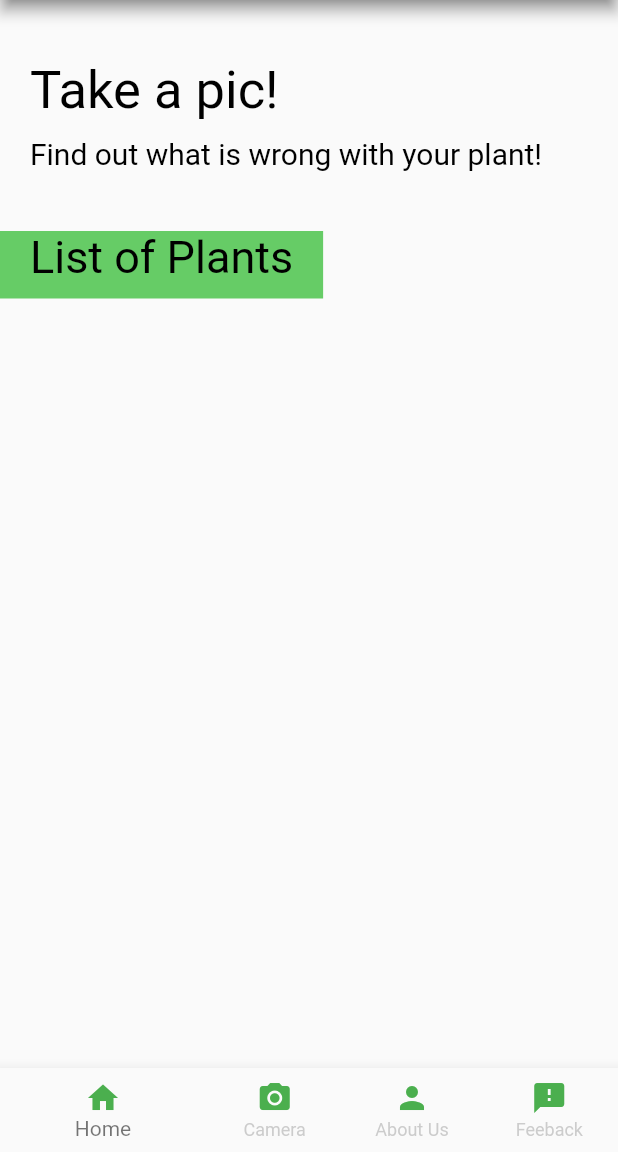
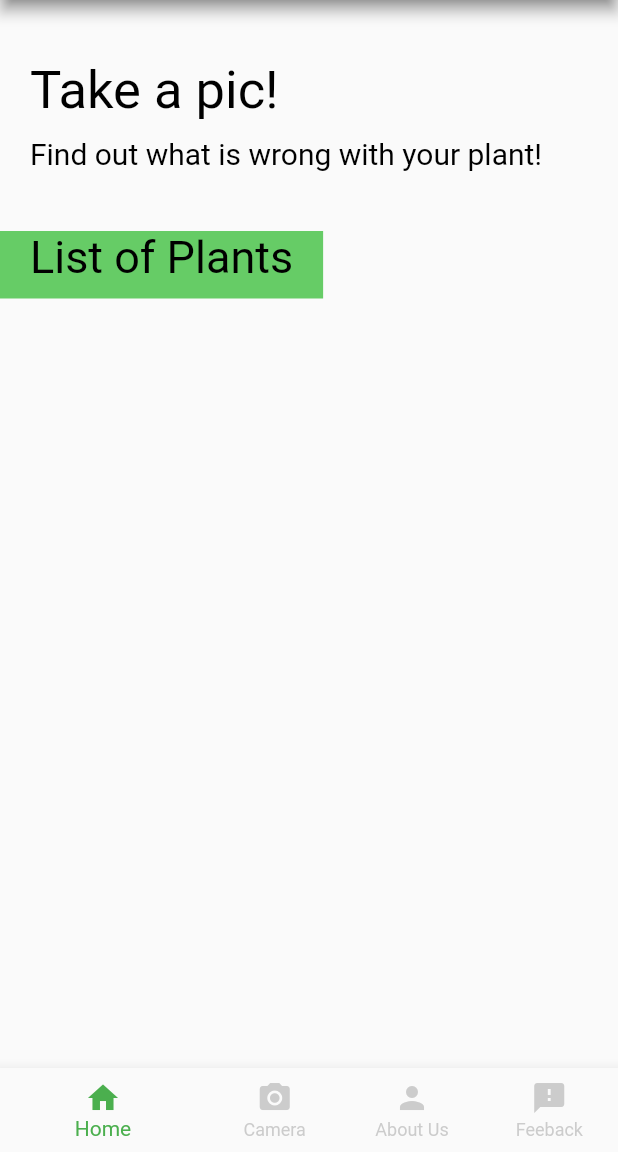
Before and after one commit to Checkerface230/picleaf_flutter, a Flutter app: the screen it shows after launch, on a phone screen of 412 x 824 dp, the part 84-1236 px from its top. Run offline on Flutter 3.47's test engine with Material 2 defaults, Android fonts, the phone set to English and light mode, and no system bars; Roboto replaces fonts that are missing (RobotoBold).

Commit message:
show selected color

```diff
--- a/lib/nav_pages/mainPage.dart
+++ b/lib/nav_pages/mainPage.dart
@@ -34,35 +34,31 @@ class _mainPageState extends State<mainPage> {
       bottomNavigationBar: BottomNavigationBar(
         onTap: onTap,
         currentIndex: currentIndex,
-        selectedItemColor: Colors.black54,
+        selectedItemColor: Color.fromARGB(255, 75, 175, 78),
         unselectedItemColor: Colors.grey.withOpacity(0.5),
         showUnselectedLabels: true,
         items: const [
           BottomNavigationBarItem(
             icon: Icon(
               Icons.home,
-              color: Color.fromARGB(255, 75, 175, 78),
             ),
             label: 'Home',
           ), //Home
           BottomNavigationBarItem(
             icon: Icon(
               Icons.camera_alt,
-              color: Color.fromARGB(255, 75, 175, 78),
             ),
             label: 'Camera',
           ),
           BottomNavigationBarItem(
             icon: Icon(
               Icons.person,
-              color: Color.fromARGB(255, 75, 175, 78),
             ),
             label: 'About Us',
           ),
           BottomNavigationBarItem(
             icon: Icon(
               Icons.feedback,
-              color: Color.fromARGB(255, 75, 175, 78),
             ),
             label: 'Feeback',
           ),
```
